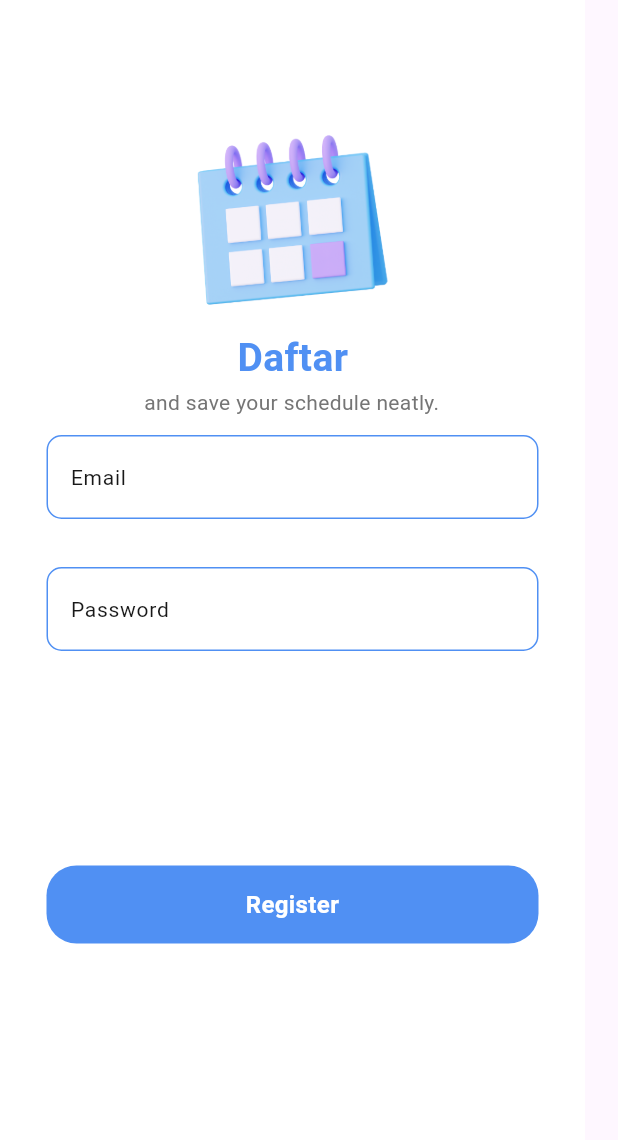
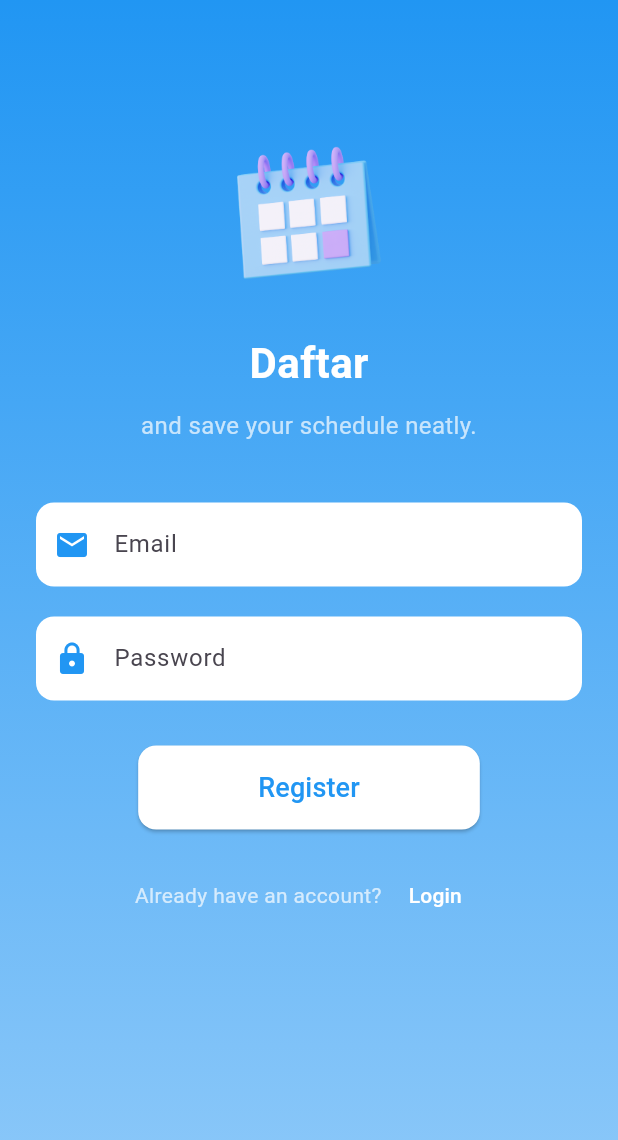
Before and after one commit to lioneladitya/aplikasi-jadwal-kuliah, a Flutter app: the SignupView screen opened by its route, on a phone screen of 412 x 824 dp. Shown: the top 1140 px of the screen. Run offline on Flutter 3.47's test engine with Material 3 defaults, Android fonts, the phone set to English and light mode, and no system bars; our stand-ins replace cloud_firestore, firebase_auth, firebase_core, get; accounts and stored records are empty; Roboto replaces fonts that are missing (Nunito).

Commit message:
menambahkan tombol untuk user kembali ke menu login dan merubah tampilan di menu signup

```diff
--- a/lib/app/modules/signup/views/signup_view.dart
+++ b/lib/app/modules/signup/views/signup_view.dart
@@ -1,133 +1,92 @@
 import 'package:flutter/material.dart';
 import 'package:get/get.dart';
-import 'package:firebase_auth/firebase_auth.dart'; // Tambahkan Firebase Auth
+import 'package:firebase_auth/firebase_auth.dart';
+import 'package:myapp/app/routes/app_pages.dart';
 import '../controllers/signup_controller.dart';
+import 'package:myapp/app/routes/app_pages.dart';
 
 class SignupView extends GetView<SignupController> {
-  final FirebaseAuth _auth = FirebaseAuth.instance; // Firebase Auth instance
+  final FirebaseAuth _auth = FirebaseAuth.instance;
 
   @override
   Widget build(BuildContext context) {
     return Scaffold(
       body: Container(
-        width: 390,
-        height: 844,
-        clipBehavior: Clip.antiAlias,
-        decoration: BoxDecoration(color: Colors.white),
-        child: Stack(
+        width: double.infinity,
+        height: double.infinity,
+        decoration: BoxDecoration(
+          gradient: LinearGradient(
+            colors: [Colors.blue.shade500, Colors.blue.shade200],
+            begin: Alignment.topCenter,
+            end: Alignment.bottomCenter,
+          ),
+        ),
+        child: SingleChildScrollView(
+          padding: const EdgeInsets.symmetric(horizontal: 24.0, vertical: 32.0),
+          child: Column(
+            crossAxisAlignment: CrossAxisAlignment.center,
             children: [
-            Positioned(
-              left: 153,
-              top: 223.66,
-              child: SizedBox(
-                width: 84.50,
-                height: 36.92,
-                child: Text(
-                  'Daftar',
+              const SizedBox(height: 50),
+              // Logo
+              Image.asset(
+                "assets/images/sc_logo.png",
+                height: 120,
+                width: 120,
+              ),
+              const SizedBox(height: 20),
+              // Title
+              Text(
+                "Daftar",
+                style: TextStyle(
+                  fontSize: 28,
+                  fontWeight: FontWeight.bold,
+                  color: Colors.white,
+                ),
+              ),
+              const SizedBox(height: 10),
+              Text(
+                "and save your schedule neatly.",
+                style: TextStyle(
+                  fontSize: 16,
+                  color: Colors.white70,
+                ),
                 textAlign: TextAlign.center,
-                  style: TextStyle(
-                    color: Color(0xFF5090F3),
-                    fontSize: 26,
-                    fontFamily: 'Nunito',
-                    fontWeight: FontWeight.w700,
-                    height: 0,
+              ),
+              const SizedBox(height: 40),
+              // Email Field
+              TextField(
+                controller: controller.cEmail,
+                decoration: InputDecoration(
+                  filled: true,
+                  fillColor: Colors.white,
+                  hintText: "Email",
+                  prefixIcon: Icon(Icons.email, color: Colors.blue),
+                  border: OutlineInputBorder(
+                    borderRadius: BorderRadius.circular(12),
+                    borderSide: BorderSide.none,
                   ),
                 ),
               ),
-            ),
-            Positioned(
-              left: 57,
-              top: 260.58,
-              child: SizedBox(
-                width: 275.17,
-                height: 20.05,
-                child: Text(
-                  'and save your schedule neatly.',
-                  textAlign: TextAlign.center,
-                  style: TextStyle(
-                    color: Color(0xFF757575),
-                    fontSize: 14,
-                    fontFamily: 'Nunito',
-                    fontWeight: FontWeight.w400,
-                    height: 0,
+              const SizedBox(height: 20),
+              // Password Field
+              TextField(
+                controller: controller.cPass,
+                obscureText: true,
+                decoration: InputDecoration(
+                  filled: true,
+                  fillColor: Colors.white,
+                  hintText: "Password",
+                  prefixIcon: Icon(Icons.lock, color: Colors.blue),
+                  border: OutlineInputBorder(
+                    borderRadius: BorderRadius.circular(12),
+                    borderSide: BorderSide.none,
                   ),
                 ),
               ),
-            ),
-            Positioned(
-              left: 116,
-              top: 69.63,
-              child: Container(
-                width: 158.17,
-                height: 154.03,
-                decoration: BoxDecoration(
-                  image: DecorationImage(
-                    image: AssetImage("assets/images/sc_logo.png"),
-                    fit: BoxFit.fill,
-                  ),
-                ),
-              ),
-            ),
-            Positioned(
-              left: 31,
-              top: 290,
-              child: Container(
-                width: 328,
-                height: 64,
-                child: TextField(
-                  controller: controller.cEmail,
-                  decoration: InputDecoration(
-                    hintText: 'Email',
-                    hintStyle: TextStyle(
-                      color: Color(0xFF181818),
-                      fontSize: 14,
-                      fontFamily: 'Nunito',
-                    ),
-                    enabledBorder: OutlineInputBorder(
-                      borderSide: BorderSide(color: Color(0xFF5090F3)),
-                      borderRadius: BorderRadius.circular(10),
-                    ),
-                    focusedBorder: OutlineInputBorder(
-                      borderSide: BorderSide(color: Color(0xFF5090F3)),
-                      borderRadius: BorderRadius.circular(10),
-                    ),
-                  ),
-                ),
-              ),
-            ),
-            Positioned(
-              left: 31,
-              top: 378,
-              child: Container(
-                width: 328,
-                height: 64,
-                child: TextField(
-                  controller: controller.cPass,
-                  obscureText: true,
-                  decoration: InputDecoration(
-                    hintText: 'Password',
-                    hintStyle: TextStyle(
-                      color: Color(0xFF181818),
-                      fontSize: 14,
-                      fontFamily: 'Nunito',
-                    ),
-                    enabledBorder: OutlineInputBorder(
-                      borderSide: BorderSide(color: Color(0xFF5090F3)),
-                      borderRadius: BorderRadius.circular(10),
-                    ),
-                    focusedBorder: OutlineInputBorder(
-                      borderSide: BorderSide(color: Color(0xFF5090F3)),
-                      borderRadius: BorderRadius.circular(10),
-                    ),
-                  ),
-                ),
-              ),
-            ),
-            Positioned(
-              left: 31,
-              top: 577,
-              child: GestureDetector(
-                onTap: () async {
+              const SizedBox(height: 30),
+              // Register Button
+              ElevatedButton(
+                onPressed: () async {
                   String email = controller.cEmail.text.trim();
                   String password = controller.cPass.text.trim();
 
@@ -142,13 +101,15 @@ class SignupView extends GetView<SignupController> {
 
                   try {
                     // Register user
-                    UserCredential userCredential = await _auth.createUserWithEmailAndPassword(
+                    UserCredential userCredential =
+                        await _auth.createUserWithEmailAndPassword(
                       email: email,
                       password: password,
                     );
 
                     // Send email verification
-                    if (userCredential.user != null && !userCredential.user!.emailVerified) {
+                    if (userCredential.user != null &&
+                        !userCredential.user!.emailVerified) {
                       await userCredential.user!.sendEmailVerification();
                       Get.snackbar(
                         'Success',
@@ -156,6 +117,9 @@ class SignupView extends GetView<SignupController> {
                         snackPosition: SnackPosition.BOTTOM,
                       );
                     }
+
+                    // Navigate back to login page
+                    Get.offAllNamed(Routes.LOGIN);
                   } catch (e) {
                     Get.snackbar(
                       'Registration Error',
@@ -164,32 +128,42 @@ class SignupView extends GetView<SignupController> {
                     );
                   }
                 },
-                child: Container(
-                  width: 328,
-                  height: 52,
-                  decoration: ShapeDecoration(
-                    color: Color(0xFF5090F3),
+                style: ElevatedButton.styleFrom(
+                  backgroundColor: Colors.white,
+                  foregroundColor: Colors.blue,
                   shape: RoundedRectangleBorder(
-                      borderRadius: BorderRadius.circular(20),
+                    borderRadius: BorderRadius.circular(12),
+                  ),
+                  padding:
+                      const EdgeInsets.symmetric(horizontal: 80, vertical: 15),
+                ),
+                child: Text(
+                  "Register",
+                  style: TextStyle(fontSize: 18),
                 ),
               ),
-                  child: Center(
+              const SizedBox(height: 20),
+              // Already have an account
+              Row(
+                mainAxisAlignment: MainAxisAlignment.center,
+                children: [
+                  Text(
+                    "Already have an account? ",
+                    style: TextStyle(color: Colors.white70),
+                  ),
+                  TextButton(
+                    onPressed: () {
+                      Get.offAllNamed(Routes.LOGIN);
+                    },
                     child: Text(
-                      'Register',
-                      textAlign: TextAlign.center,
-                      style: TextStyle(
-                        color: Colors.white,
-                        fontSize: 16,
-                        fontFamily: 'Nunito',
-                        fontWeight: FontWeight.w600,
-                        height: 0,
-                      ),
-                    ),
-                  ),
-                ),
+                      "Login",
+                      style: TextStyle(color: Colors.white),
                     ),
                   ),
                 ],
+              ),
+            ],
+          ),
         ),
       ),
     );
```
Lines whose indentation alone changed are shown as unchanged.
